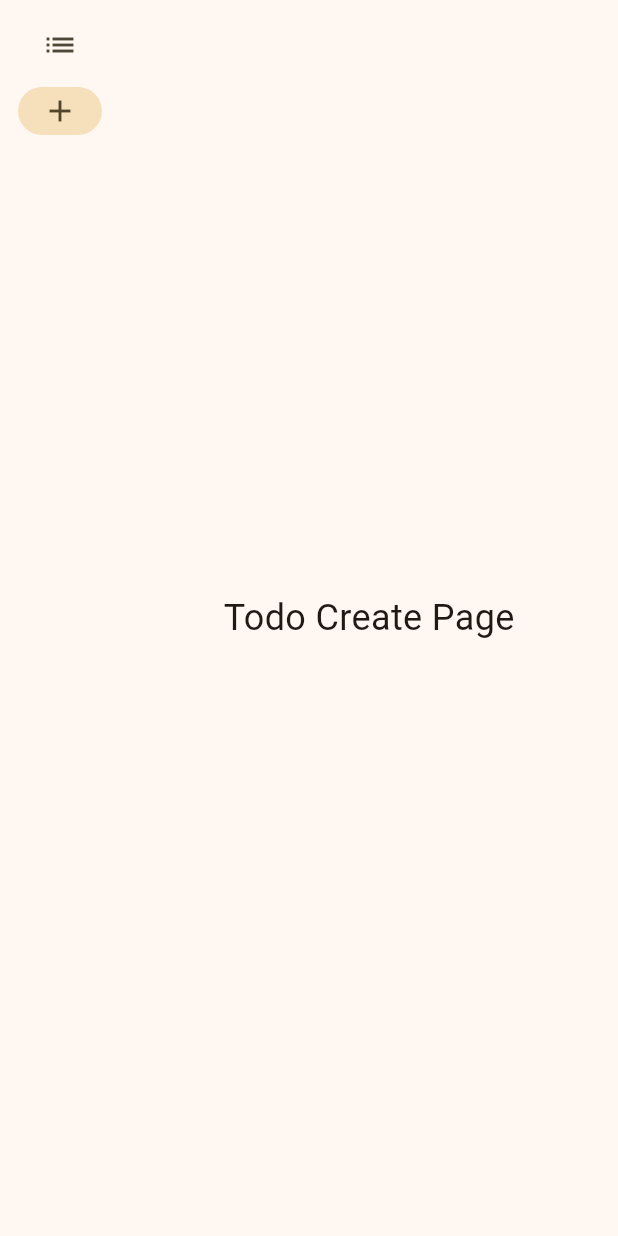
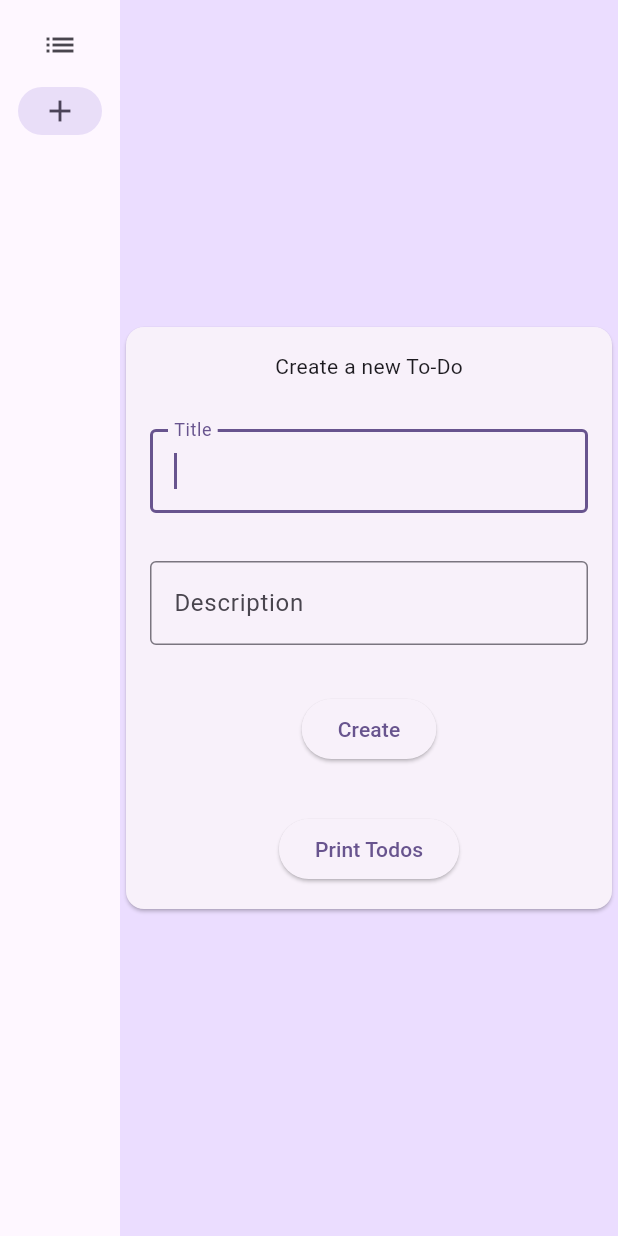
Before and after one commit to ffabious/flutter_todo_app, a Flutter app: the CompletePage screen opened directly, after a tap on "Create To-Do", on a phone screen of 412 x 824 dp. Run offline on Flutter 3.47's test engine with Material 3 defaults, Android fonts, the phone set to English and light mode, and no system bars; missing offline and left inert: window_manager.

Commit message:
proj-feat: create todo page, todo list page, basic create functionality

```diff
--- /dev/null
+++ b/devtools_options.yaml
@@ -0,0 +1,3 @@
+description: This file stores settings for Dart & Flutter DevTools.
+documentation: https://docs.flutter.dev/tools/devtools/extensions#configure-extension-enablement-states
+extensions:
--- a/lib/main.dart
+++ b/lib/main.dart
@@ -1,6 +1,17 @@
 import 'package:flutter/material.dart';
+import 'package:provider/provider.dart';
+import 'package:window_manager/window_manager.dart';
 
 void main() {
+  WidgetsFlutterBinding.ensureInitialized();
+  windowManager.ensureInitialized();
+  windowManager.waitUntilReadyToShow().then((_) async {
+    await windowManager.setTitle("ffabious' To-Do App");
+    await windowManager.setSize(const Size(800, 600));
+    await windowManager.center();
+    await windowManager.show();
+    await windowManager.focus();
+  });
   runApp(const MyApp());
 }
 
@@ -9,15 +20,30 @@ class MyApp extends StatelessWidget {
 
   @override
   Widget build(BuildContext context) {
-    return MaterialApp(
-      title: 'Flutter Demo',
-      theme: ThemeData(
-        colorScheme: ColorScheme.fromSeed(seedColor: Colors.amber),
-        useMaterial3: true,
+    return ChangeNotifierProvider(
+      create: (context) => MyAppState(),
+      child: MaterialApp(
+        title: 'ToDo App',
+        theme: ThemeData(
+          colorScheme: ColorScheme.fromSeed(seedColor: Colors.deepPurple),
+          useMaterial3: true,
+        ),
+        home: const CompletePage(),
       ),
-      home: const CompletePage(),
     );
   }
+}
+
+class Todo {
+  final String title;
+  final String description;
+  final bool isCompleted;
+
+  Todo({
+    required this.title,
+    required this.description,
+    this.isCompleted = false,
+  });
 }
 
 class CompletePage extends StatefulWidget {
@@ -32,8 +58,6 @@ class _CompletePageState extends State<CompletePage> {
 
   @override
   Widget build(BuildContext context) {
-    var theme = Theme.of(context);
-
     Widget page;
     switch (selectedIndex) {
       case 0:
@@ -72,12 +96,7 @@ class _CompletePageState extends State<CompletePage> {
                   },
                 ),
               ),
-              Expanded(
-                child: Container(
-                  color: theme.colorScheme.primaryContainer,
-                  child: page,
-                ),
-              ),
+              Expanded(child: Container(child: page)),
             ],
           ),
         );
@@ -86,16 +105,30 @@ class _CompletePageState extends State<CompletePage> {
   }
 }
 
-class Todo {
-  final String title;
-  final String description;
-  final bool isCompleted;
+class MyAppState extends ChangeNotifier {
+  var todos = <Todo>[];
 
-  Todo({
-    required this.title,
-    required this.description,
-    this.isCompleted = false,
-  });
+  void addTodo(Todo todo) {
+    if (!todos.any((t) => t.title == todo.title)) {
+      todos.add(todo);
+    }
+    notifyListeners();
+  }
+
+  void removeTodo(Todo todo) {
+    if (todos.contains(todo)) {
+      todos.remove(todo);
+    }
+    notifyListeners();
+  }
+
+  void printTodos() {
+    for (var todo in todos) {
+      print(
+        'Todo: ${todo.title}, Description: ${todo.description}, Completed: ${todo.isCompleted}',
+      );
+    }
+  }
 }
 
 class TodoListPage extends StatelessWidget {
@@ -103,9 +136,136 @@ class TodoListPage extends StatelessWidget {
 
   @override
   Widget build(BuildContext context) {
-    return Scaffold(
-      body: Center(
-        child: Text('Todo List Page', style: TextStyle(fontSize: 24)),
+    var theme = Theme.of(context);
+
+    return Center(
+      child: Container(
+        color: theme.colorScheme.primaryContainer,
+        child: Padding(
+          padding: const EdgeInsets.all(16.0),
+          child: Column(
+            mainAxisSize: MainAxisSize.min,
+            children: [
+              Expanded(
+                child: Consumer<MyAppState>(
+                  builder: (context, appState, child) {
+                    if (appState.todos.isEmpty) {
+                      return Center(child: Text('No To-Dos yet!'));
+                    }
+                    return ListView.builder(
+                      itemCount: appState.todos.length,
+                      itemBuilder: (context, index) {
+                        var todo = appState.todos[index];
+                        return ListTile(
+                          title: Text(todo.title),
+                          subtitle: Text(todo.description),
+                          trailing: IconButton(
+                            icon: Icon(Icons.delete),
+                            onPressed: () {
+                              appState.removeTodo(todo);
+                            },
+                          ),
+                        );
+                      },
+                    );
+                  },
+                ),
+              ),
+            ],
+          ),
+        ),
+      ),
+    );
+  }
+}
+
+class TodoCreateForm extends StatefulWidget {
+  const TodoCreateForm({super.key});
+
+  @override
+  State<TodoCreateForm> createState() => _TodoCreateFormState();
+}
+
+class _TodoCreateFormState extends State<TodoCreateForm> {
+  final titleController = TextEditingController();
+  final descriptionController = TextEditingController();
+  late FocusNode focusNode;
+
+  @override
+  void initState() {
+    super.initState();
+    focusNode = FocusNode();
+  }
+
+  @override
+  void dispose() {
+    focusNode.dispose();
+    titleController.dispose();
+    descriptionController.dispose();
+    super.dispose();
+  }
+
+  @override
+  Widget build(BuildContext context) {
+    var appState = context.watch<MyAppState>();
+    return Card(
+      child: Column(
+        mainAxisSize: MainAxisSize.min,
+        children: [
+          Padding(
+            padding: const EdgeInsets.all(16.0),
+            child: Text('Create a new To-Do'),
+          ),
+          Padding(
+            padding: const EdgeInsets.all(16.0),
+            child: TextField(
+              controller: titleController,
+              autofocus: true,
+              onSubmitted: (value) {
+                focusNode.requestFocus();
+              },
+              decoration: InputDecoration(
+                labelText: 'Title',
+                border: OutlineInputBorder(),
+              ),
+            ),
+          ),
+          Padding(
+            padding: const EdgeInsets.all(16.0),
+            child: TextField(
+              focusNode: focusNode,
+              controller: descriptionController,
+              decoration: InputDecoration(
+                labelText: 'Description',
+                border: OutlineInputBorder(),
+              ),
+            ),
+          ),
+          Padding(
+            padding: const EdgeInsets.all(16.0),
+            child: ElevatedButton(
+              onPressed: () {
+                appState.addTodo(
+                  Todo(
+                    title: titleController.text,
+                    description: descriptionController.text,
+                    isCompleted: false,
+                  ),
+                );
+              },
+              child: Text('Create'),
+            ),
+          ),
+          Padding(
+            padding: const EdgeInsets.all(16.0),
+            child: ElevatedButton(
+              onPressed: () {
+                appState.printTodos();
+              },
+              child: Text('Print Todos'),
+            ),
+          ),
+        ],
       ),
     );
   }
@@ -116,9 +276,12 @@ class TodoCreatePage extends StatelessWidget {
 
   @override
   Widget build(BuildContext context) {
+    var theme = Theme.of(context);
+
     return Scaffold(
-      body: Center(
-        child: Text('Todo Create Page', style: TextStyle(fontSize: 24)),
+      body: Container(
+        color: theme.colorScheme.primaryContainer,
+        child: Center(child: TodoCreateForm()),
       ),
     );
   }
--- a/pubspec.yaml
+++ b/pubspec.yaml
@@ -2,7 +2,7 @@ name: flutter_todo_app
 description: "A new Flutter project."
 # The following line prevents the package from being accidentally published to
 # pub.dev using `flutter pub publish`. This is preferred for private packages.
-publish_to: 'none' # Remove this line if you wish to publish to pub.dev
+publish_to: "none" # Remove this line if you wish to publish to pub.dev
 
 # The following defines the version and build number for your application.
 # A version number is three numbers separated by dots, like 1.2.43
@@ -34,6 +34,8 @@ dependencies:
   # The following adds the Cupertino Icons font to your application.
   # Use with the CupertinoIcons class for iOS style icons.
   cupertino_icons: ^1.0.8
+  window_manager: ^0.4.3
+  provider: ^6.1.5
 
 dev_dependencies:
   flutter_test:
@@ -51,7 +53,6 @@ dev_dependencies:
 
 # The following section is specific to Flutter packages.
 flutter:
-
   # The following line ensures that the Material Icons font is
   # included with your application, so that you can use the icons in
   # the material Icons class.
```
Also changed, not shown: pubspec.lock, 17 other files.
